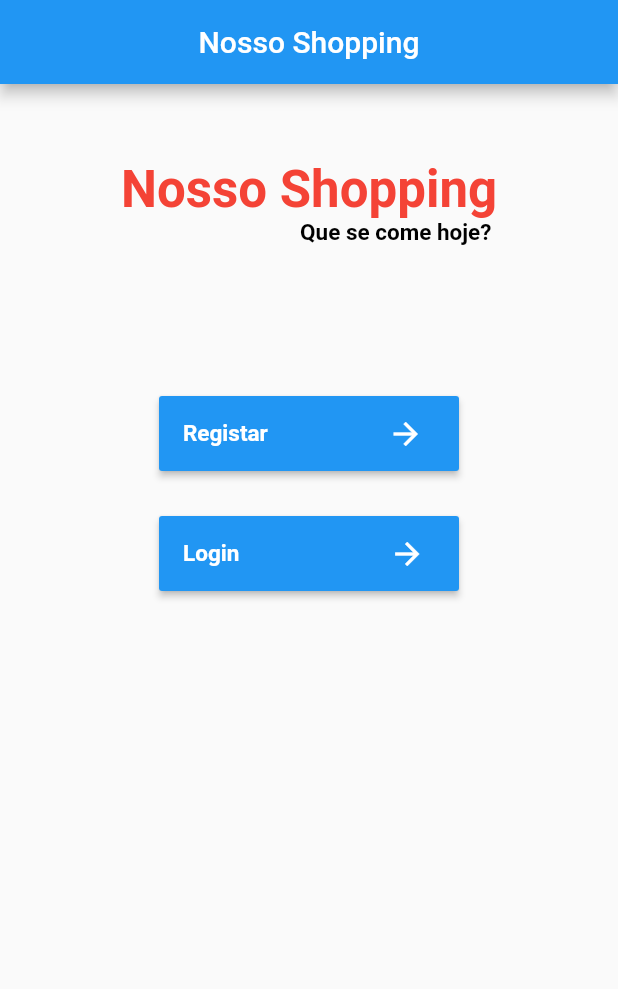
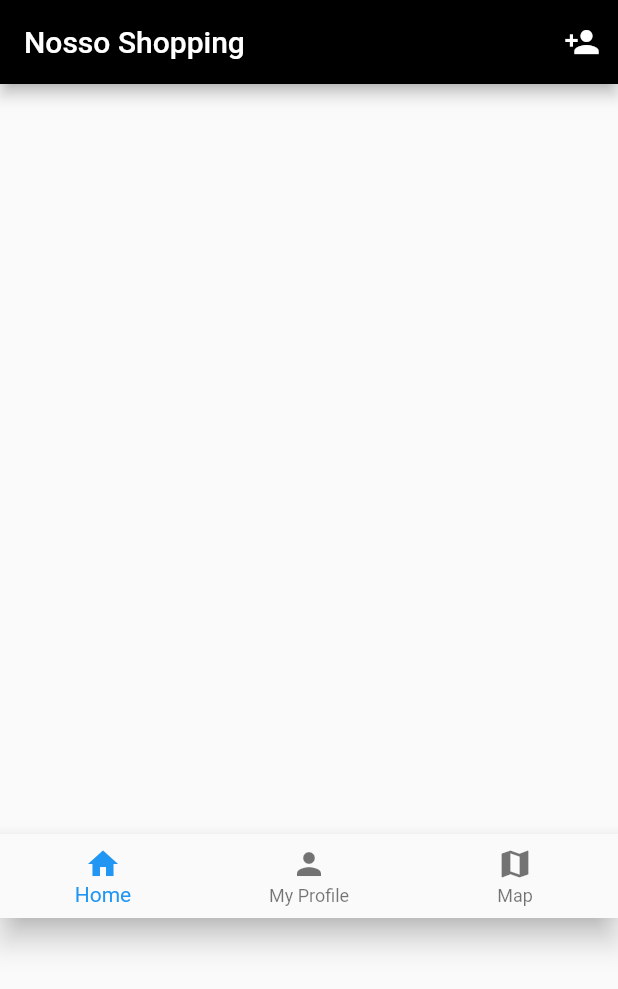
Before and after one commit to joanabento/DAMDart, a Flutter app: the screen it shows after launch, on a phone screen of 412 x 824 dp. Shown: the top 989 px of the screen. Run offline on Flutter 3.47's test engine with Material 2 defaults, Android fonts, the phone set to English and light mode, and no system bars; missing offline and left inert: dart:ffi; accounts and stored records are empty.

Commit message:
view principal

```diff
--- a/lib/main.dart
+++ b/lib/main.dart
@@ -36,13 +36,24 @@ class _HomePageState extends State<HomePage> {
   @override
   Widget build(BuildContext context) {
 
-
-
     return Scaffold(
       appBar: AppBar(
-        title: Center(child:Text('Nosso Shopping')),
-        backgroundColor: Colors.blue,
-      ),
+        title: const Text('Nosso Shopping'),
+        backgroundColor: Colors.black,
+        actions: <Widget>[
+          IconButton(
+            icon: const Icon(Icons.person_add),
+            tooltip: 'Registar',
+            onPressed: () {
+              Navigator.push(
+                                context,
+                                MaterialPageRoute(builder: (context) => Registo()),
+                              );
+            }
+
+          ),
+
+        ]),
 
       body:Center( child:Column(
 
@@ -50,52 +61,37 @@ class _HomePageState extends State<HomePage> {
 
 
           ),
+
     ));
 
   }
 
   List<Widget> getwidgets()
   {
-     List<Widget> w = new List<Widget>();
-
-    w.add(SizedBox(height: 50,));
-
-    w.add(Text("Nosso Shopping", style: TextStyle( fontWeight: FontWeight.bold, color: Colors.red, fontSize:34) ),);
-    w.add(Row(children:[SizedBox(width: 200,),Text("Que se come hoje?", style: TextStyle( fontWeight: FontWeight.bold, color: Colors.black, fontSize:15) ), ],));
-
-    w.add(SizedBox(height: 50),);
+    List<Widget> w = new List<Widget>();
 
 
 
-     w.add(SizedBox(height: 50),);
-    w.add(SizedBox(
-       width: 200.0,
-       height: 50.0,child: RaisedButton(color: Theme.of(context).accentColor,child:Row(children: [Text("Registar", style: TextStyle( fontWeight: FontWeight.bold, color: Colors.white, fontSize:15),),SizedBox(width: 80,),Icon(Icons.arrow_forward, color: Colors.white,),]),onPressed:(){ Navigator.push(context,MaterialPageRoute(builder: (context){
+    w.add(SizedBox(height: 500, width: 500,));
 
 
 
-             return Registo();
-
-
-
-            }));},),
-
-
-
+    w.add(BottomNavigationBar(
+      items: const <BottomNavigationBarItem>[
+        BottomNavigationBarItem(
+          icon: Icon(Icons.home),
+          title: Text('Home'),
+        ),
+        BottomNavigationBarItem(
+          icon: Icon(Icons.person),
+          title: Text('My Profile'),
+        ),
+        BottomNavigationBarItem(
+          icon: Icon(Icons.map),
+          title: Text('Map'),
+        ),
+      ]
     ));
-
-    w.add(SizedBox(height: 30,));
-
-
-
-    w.add(new SizedBox(
-       width: 200.0,
-       height: 50.0,child: RaisedButton(color: Theme.of(context).accentColor,child:Row(children: [Text("Login", style: TextStyle( fontWeight: FontWeight.bold, color: Colors.white, fontSize:15),),SizedBox(width: 100,),Icon(Icons.arrow_forward, color: Colors.white,),]),onPressed:(){ Navigator.push(context,MaterialPageRoute(builder: (context){
-
-
-              return Login();
-
-       }));},),));
 
      return w;
 
```
Also changed, not shown: lib/Registo.dart (+6 -1 lines), lib/utilizador.dart (+4 -4 lines).
